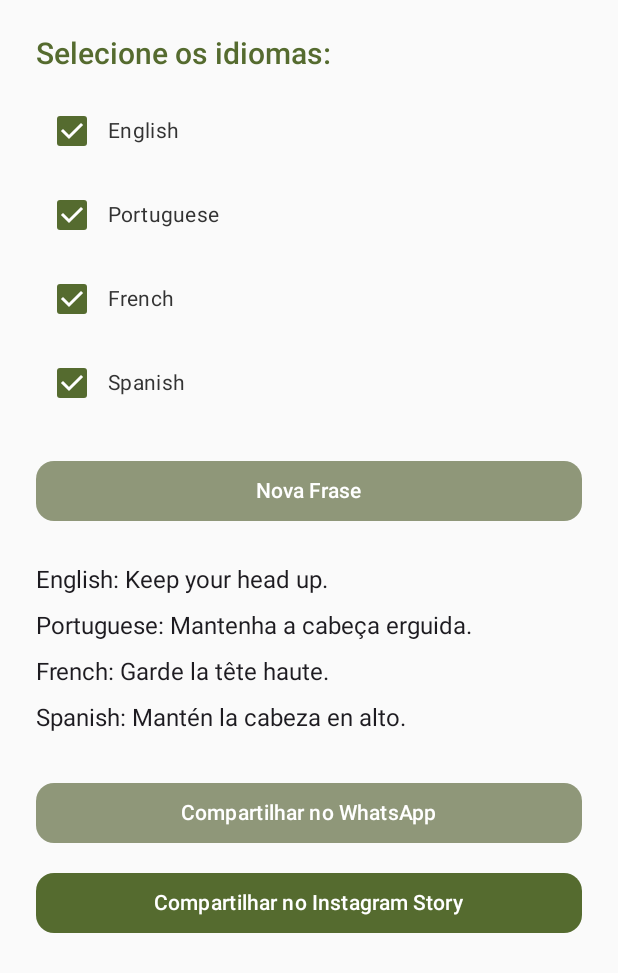
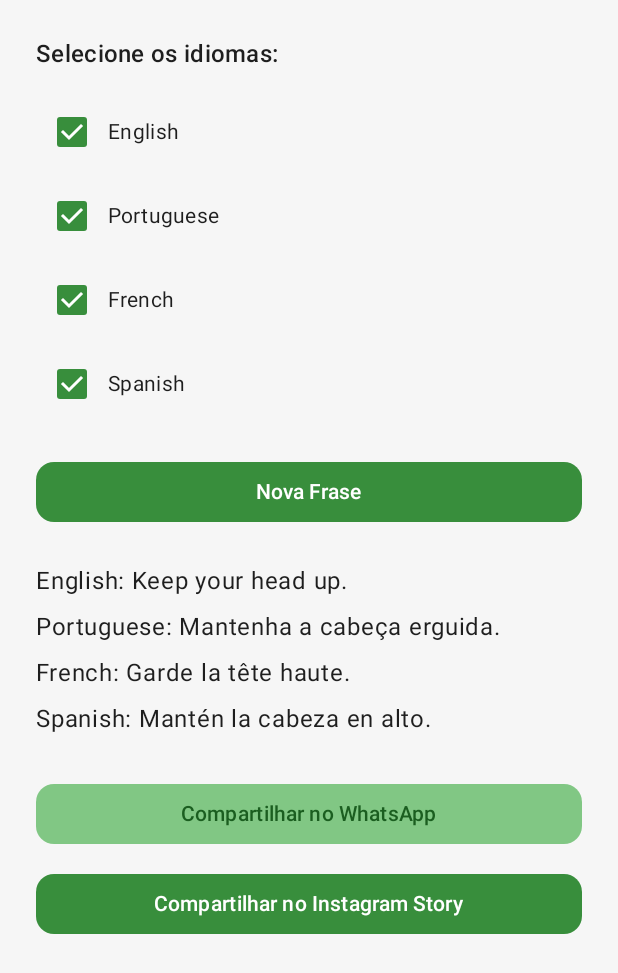
Before and after one commit to CarlosHenriqueMarques/InspireMePolyglot, an Android app built with Jetpack Compose: the screen it shows after launch (MainActivity), on a phone screen of 412 x 824 dp. Shown: the top 973 px of the screen. Run offline under Robolectric (Android 15) with nearby library versions, the phone set to English and light mode, and no system bars; our stand-ins replace AdMob; 2 statements that could not run were skipped.

Commit message:
Layout adjusts + dark theme

```diff
--- a/app/src/main/java/com/example/inspiremepolyglot/ui/screen/PhrasesScreen.kt
+++ b/app/src/main/java/com/example/inspiremepolyglot/ui/screen/PhrasesScreen.kt
@@ -2,6 +2,7 @@ package com.example.inspiremepolyglot.ui.screen
 
 import android.content.Context
 import android.widget.Toast
+import androidx.compose.foundation.background
 import androidx.compose.foundation.layout.*
 import androidx.compose.material3.*
 import androidx.compose.runtime.*
@@ -44,12 +45,13 @@ fun PhrasesScreen(context: Context) {
     Column(
         modifier = Modifier
             .fillMaxSize()
+            .background(MaterialTheme.colorScheme.background) // ✅ adapta ao tema
             .padding(24.dp)
     ) {
         Text(
             text = "Selecione os idiomas:",
             style = MaterialTheme.typography.titleMedium,
-            color = MaterialTheme.colorScheme.primary
+            color = MaterialTheme.colorScheme.onBackground // ✅ visível nos dois temas
         )
 
         Spacer(modifier = Modifier.height(12.dp))
@@ -69,7 +71,8 @@ fun PhrasesScreen(context: Context) {
                             else selectedLanguages.remove(lang)
                         },
                         colors = CheckboxDefaults.colors(
-                            checkedColor = MaterialTheme.colorScheme.primary
+                            checkedColor = MaterialTheme.colorScheme.primary,
+                            uncheckedColor = MaterialTheme.colorScheme.onSurface.copy(alpha = 0.6f)
                         )
                     )
                     Text(
@@ -87,7 +90,10 @@ fun PhrasesScreen(context: Context) {
             onClick = { currentPhraseIndex = (0..maxIndex).random() },
             modifier = Modifier.fillMaxWidth(),
             shape = MaterialTheme.shapes.medium,
-            colors = ButtonDefaults.buttonColors(containerColor = MaterialTheme.colorScheme.secondary)
+            colors = ButtonDefaults.buttonColors(
+                containerColor = MaterialTheme.colorScheme.primary,
+                contentColor = MaterialTheme.colorScheme.onPrimary
+            )
         ) {
             Text("Nova Frase", style = MaterialTheme.typography.labelLarge)
         }
@@ -146,7 +152,10 @@ fun PhrasesScreen(context: Context) {
                 }
             },
             modifier = Modifier.fillMaxWidth(),
-            colors = ButtonDefaults.buttonColors(containerColor = MaterialTheme.colorScheme.secondary),
+            colors = ButtonDefaults.buttonColors(
+                containerColor = MaterialTheme.colorScheme.secondary,
+                contentColor = MaterialTheme.colorScheme.onSecondary
+            ),
             shape = MaterialTheme.shapes.medium
         ) {
             Text("Compartilhar no WhatsApp")
@@ -163,7 +172,10 @@ fun PhrasesScreen(context: Context) {
                 }
             },
             modifier = Modifier.fillMaxWidth(),
-            colors = ButtonDefaults.buttonColors(containerColor = MaterialTheme.colorScheme.primary),
+            colors = ButtonDefaults.buttonColors(
+                containerColor = MaterialTheme.colorScheme.primary,
+                contentColor = MaterialTheme.colorScheme.onPrimary
+            ),
             shape = MaterialTheme.shapes.medium
         ) {
             Text("Compartilhar no Instagram Story")
--- a/app/src/main/java/com/example/inspiremepolyglot/ui/theme/Color.kt
+++ b/app/src/main/java/com/example/inspiremepolyglot/ui/theme/Color.kt
@@ -2,10 +2,26 @@ package com.example.inspiremepolyglot.ui.theme
 
 import androidx.compose.ui.graphics.Color
 
-val Purple80 = Color(0xFFD0BCFF)
-val PurpleGrey80 = Color(0xFFCCC2DC)
-val Pink80 = Color(0xFFEFB8C8)
+// Cores claras
+val md_theme_light_primary = Color(0xFF388E3C)
+val md_theme_light_onPrimary = Color(0xFFFFFFFF)
+val md_theme_light_primaryContainer = Color(0xFFC8E6C9)
+val md_theme_light_onPrimaryContainer = Color(0xFF1B5E20)
+val md_theme_light_secondary = Color(0xFF81C784)
+val md_theme_light_onSecondary = Color(0xFF1B5E20)
+val md_theme_light_background = Color(0xFFF6F6F6)
+val md_theme_light_onBackground = Color(0xFF1E1E1E)
+val md_theme_light_surface = Color(0xFFFFFFFF)
+val md_theme_light_onSurface = Color(0xFF1E1E1E)
 
-val Purple40 = Color(0xFF6650a4)
-val PurpleGrey40 = Color(0xFF625b71)
-val Pink40 = Color(0xFF7D5260)
+// Cores escuras
+val md_theme_dark_primary = Color(0xFF81C784)
+val md_theme_dark_onPrimary = Color(0xFF003300)
+val md_theme_dark_primaryContainer = Color(0xFF2E7D32)
+val md_theme_dark_onPrimaryContainer = Color(0xFFA5D6A7)
+val md_theme_dark_secondary = Color(0xFF66BB6A)
+val md_theme_dark_onSecondary = Color(0xFF002200)
+val md_theme_dark_background = Color(0xFF121212)
+val md_theme_dark_onBackground = Color(0xFFE0E0E0)
+val md_theme_dark_surface = Color(0xFF1E1E1E)
+val md_theme_dark_onSurface = Color(0xFFE0E0E0)
--- a/app/src/main/java/com/example/inspiremepolyglot/ui/theme/Theme.kt
+++ b/app/src/main/java/com/example/inspiremepolyglot/ui/theme/Theme.kt
@@ -1,8 +1,7 @@
 package com.example.inspiremepolyglot.ui.theme
 
 import androidx.compose.material3.*
-import androidx.compose.runtime.Composable
-import androidx.compose.ui.graphics.Color
+
 import androidx.compose.foundation.shape.RoundedCornerShape
 import androidx.compose.ui.unit.dp
 import androidx.compose.material3.Shapes
@@ -11,16 +10,33 @@ import androidx.compose.ui.text.TextStyle
 import androidx.compose.ui.unit.sp
 import androidx.compose.ui.text.font.FontWeight
 
+import androidx.compose.foundation.isSystemInDarkTheme
+import androidx.compose.material3.*
+import androidx.compose.runtime.Composable
+
 private val LightColorScheme = lightColorScheme(
-    primary = Color(0xFF556B2F),
-    onPrimary = Color.White,
-    secondary = Color(0xFF8F9779),
-    onSecondary = Color.White,
-    background = Color(0xFFE6EAE4),
-    surface = Color(0xFFFFFFFF),
-    onSurface = Color(0xFF333333),
-    error = Color(0xFFB00020),
-    onError = Color.White
+    primary = md_theme_light_primary,
+    onPrimary = md_theme_light_onPrimary,
+    primaryContainer = md_theme_light_primaryContainer,
+    onPrimaryContainer = md_theme_light_onPrimaryContainer,
+    secondary = md_theme_light_secondary,
+    onSecondary = md_theme_light_onSecondary,
+    background = md_theme_light_background,
+    onBackground = md_theme_light_onBackground,
+    surface = md_theme_light_surface,
+    onSurface = md_theme_light_onSurface,
+)
+private val DarkColorScheme = darkColorScheme(
+    primary = md_theme_dark_primary,
+    onPrimary = md_theme_dark_onPrimary,
+    primaryContainer = md_theme_dark_primaryContainer,
+    onPrimaryContainer = md_theme_dark_onPrimaryContainer,
+    secondary = md_theme_dark_secondary,
+    onSecondary = md_theme_dark_onSecondary,
+    background = md_theme_dark_background,
+    onBackground = md_theme_dark_onBackground,
+    surface = md_theme_dark_surface,
+    onSurface = md_theme_dark_onSurface,
 )
 
 private val Shapes = Shapes(
@@ -50,11 +66,14 @@ private val AppTypography = Typography(
 
 @Composable
 fun InspireMePolyglotTheme(
+    useDarkTheme: Boolean = isSystemInDarkTheme(),
     content: @Composable () -> Unit
 ) {
+    val colors = if (useDarkTheme) DarkColorScheme else LightColorScheme
+
     MaterialTheme(
-        colorScheme = LightColorScheme,
-        typography = AppTypography,
+        colorScheme = colors,
+        typography = Typography,
         shapes = Shapes,
         content = content
     )
```
